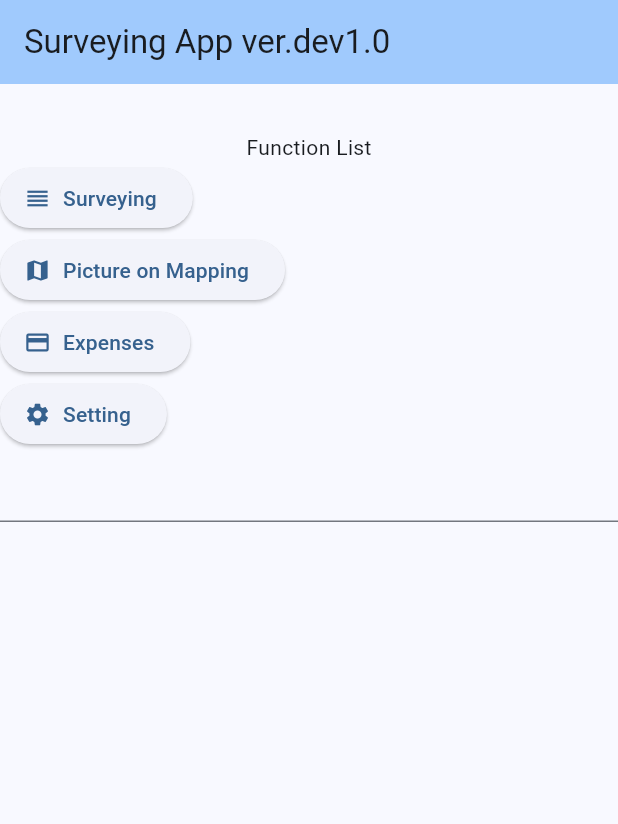
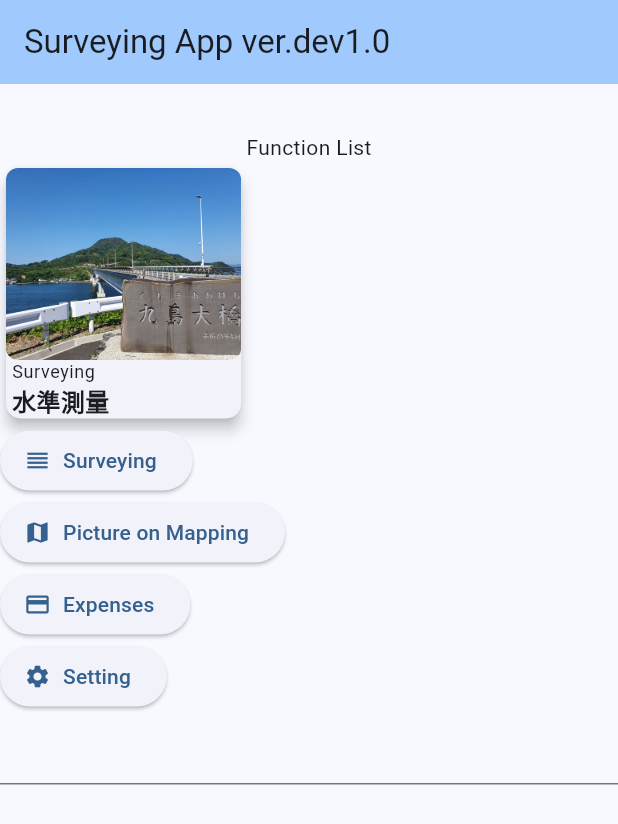
Before and after one commit to snrnapa/surveying_flutter, a Flutter app: the screen it shows after launch, on a phone screen of 412 x 824 dp. Shown: the top 824 px of the screen. Run offline on Flutter 3.47's test engine with Material 3 defaults, Android fonts, the phone set to English and light mode, and no system bars; our stand-ins replace sqflite; accounts and stored records are empty.

Commit message:
メインのメニューに画像を埋め込んだ

```diff
--- a/lib/main.dart
+++ b/lib/main.dart
@@ -55,6 +55,64 @@ class _MyHomePageState extends State<MyHomePage> {
 
               // mainAxisAlignment: MainAxisAlignment.spaceEvenly,
               children: <Widget>[
+                ConstrainedBox(
+                    constraints: BoxConstraints(
+                      maxWidth: MediaQuery.of(context).size.width *
+                          0.4, // カードの横幅（最大値）
+                    ),
+                    child: GestureDetector(
+                      onTap: () {
+                        Navigator.push(
+                          context,
+                          MaterialPageRoute(
+                              builder: (context) => SurveyingList()),
+                        );
+                      },
+                      child: Card(
+                        elevation: 4,
+                        shape: RoundedRectangleBorder(
+                          borderRadius: BorderRadius.circular(10),
+                        ),
+                        child: Column(
+                          children: [
+                            // 画像
+                            SizedBox(
+                                width: double.infinity,
+                                height: 128,
+                                child: Container(
+                                  child: ClipRRect(
+                                      borderRadius: BorderRadius.circular(8.0),
+                                      child: Image.asset(
+                                        'appImage/kushima.jpg',
+                                        fit: BoxFit.cover,
+                                      )),
+                                )),
+                            // タイトル
+                            Container(
+                              width: double.infinity,
+                              padding: const EdgeInsets.only(left: 4),
+                              child: Text(
+                                'Surveying',
+                                overflow: TextOverflow.ellipsis,
+                                style: Theme.of(context).textTheme.bodySmall,
+                              ),
+                            ),
+                            // 説明文
+                            Container(
+                              width: double.infinity,
+                              padding: const EdgeInsets.only(left: 4),
+                              child: const Text(
+                                '水準測量',
+                                style: TextStyle(
+                                  fontSize: 16,
+                                  fontWeight: FontWeight.bold,
+                                ),
+                              ),
+                            ),
+                          ],
+                        ),
+                      ),
+                    )),
                 ElevatedButton.icon(
                   focusNode: primaryFocus,
                   label: Text('Surveying'),
```
